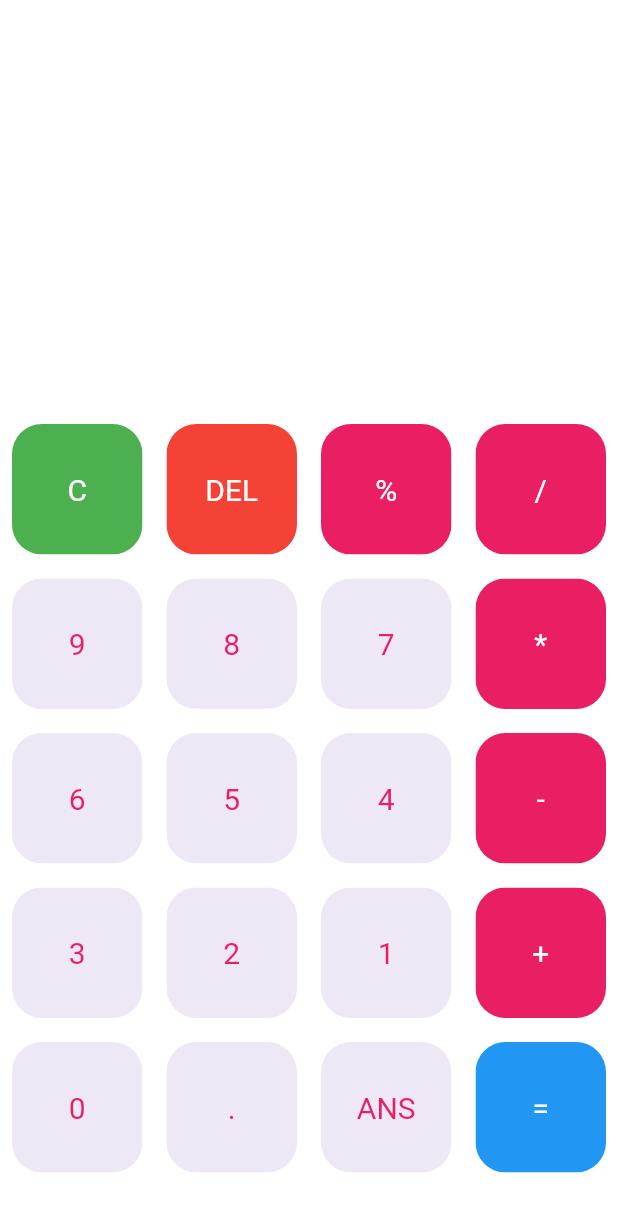
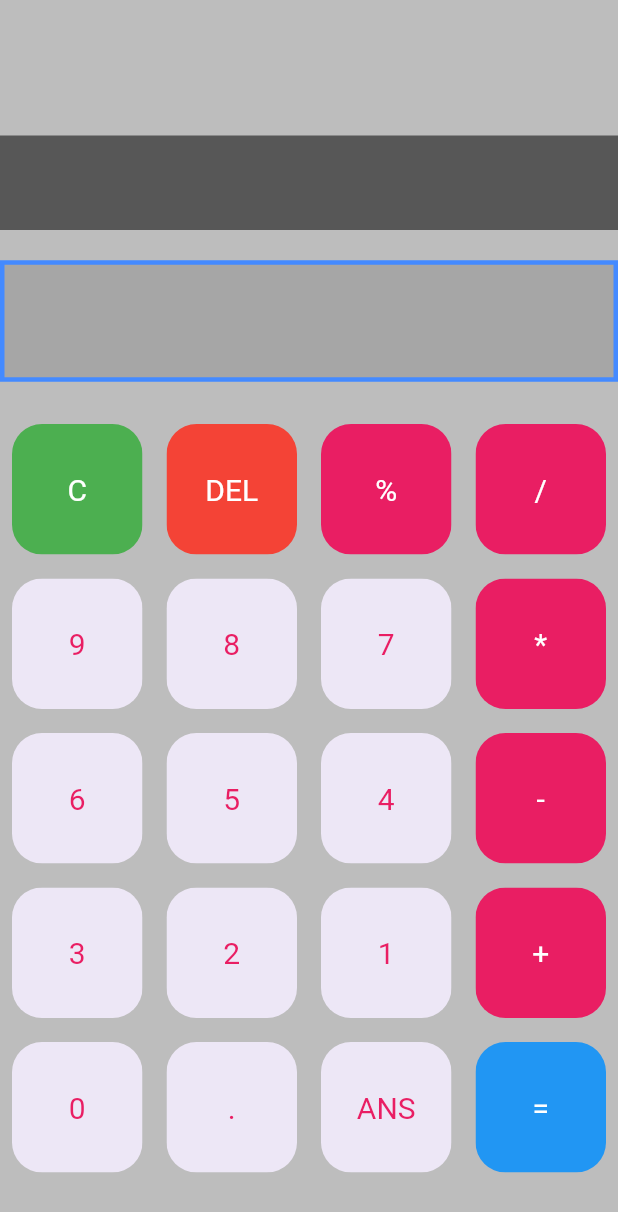
Before and after one commit to AB-creator/flutter-projects, a Flutter app: the screen it shows after launch, on a phone screen of 412 x 824 dp. Shown: the top 1212 px of the screen. Run offline on Flutter 3.47's test engine with Material 2 defaults, Android fonts, the light colour scheme and no system bars; our stand-ins replace math_expressions.

Commit message:
Updated main.dart
Improved UI of the app

```diff
--- a/calcii/lib/main.dart
+++ b/calcii/lib/main.dart
@@ -7,7 +7,6 @@ void main() {
 }
 
 class MyApp extends StatelessWidget {
-  // This widget is the root of your application.
   @override
   Widget build(BuildContext context) {
     return MaterialApp(
@@ -52,7 +51,7 @@ class _HomePageState extends State<HomePage> {
   @override
   Widget build(BuildContext context) {
     return Scaffold(
-      backgroundColor: Colors.white,
+      backgroundColor: Colors.black26, // prev white
       body: Column(
         children: <Widget>[
           Expanded(
@@ -65,18 +64,25 @@ class _HomePageState extends State<HomePage> {
                   ),
                   Container(
                     padding: EdgeInsets.all(20),
+                    decoration: BoxDecoration(color: Colors.black54), //
                     alignment: Alignment.centerLeft,
                     child: Text(
                       userQuestion,
-                      style: TextStyle(fontSize: 20),
+                      style: TextStyle(fontSize: 20, color: Colors.white), //
                     ),
                   ),
                   Container(
                     padding: EdgeInsets.all(20),
+                    decoration: BoxDecoration(
+                        color: Colors.black12,
+                        border: Border.all(
+                          color: Colors.blueAccent,
+                          width: 3,
+                        )), //
                     alignment: Alignment.centerRight,
                     child: Text(
                       userAnswer,
-                      style: TextStyle(fontSize: 20),
+                      style: TextStyle(fontSize: 30, color: Colors.white),
                     ),
                   ),
                 ],
```
